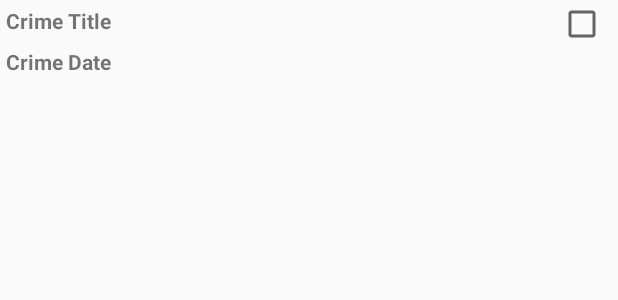
After one commit to MollieS/CriminalIntent, an Android app: the layout list_item_crime.xml on its own in the app's theme, with its tools: preview values and no code run, on a phone screen of 412 x 824 dp. The commit adds this screen. Shown: the top 300 px of the screen. Run offline under Robolectric (Android 15) with nearby library versions, the phone set to English and light mode, and no system bars.

```diff
--- /dev/null
+++ b/app/src/main/res/layout/list_item_crime.xml
@@ -0,0 +1,33 @@
+<?xml version="1.0" encoding="utf-8"?>
+<RelativeLayout xmlns:android="http://schemas.android.com/apk/res/android"
+    xmlns:tools="http://schemas.android.com/tools"
+    android:layout_width="match_parent"
+    android:layout_height="wrap_content">
+
+    <CheckBox
+        android:id="@+id/list_item_crime_solved_checkbox"
+        android:layout_width="wrap_content"
+        android:layout_height="wrap_content"
+        android:layout_alignParentRight="true"
+        android:padding="4dp" />
+
+    <TextView
+        android:id="@+id/list_item_crime_title_text_view"
+        android:layout_width="match_parent"
+        android:layout_height="wrap_content"
+        android:layout_toLeftOf="@id/list_item_crime_solved_checkbox"
+        android:padding="4dp"
+        android:textStyle="bold"
+        tools:text="Crime Title" />
+
+    <TextView
+        android:id="@+id/list_item_crime_date_text_view"
+        android:layout_width="match_parent"
+        android:layout_height="wrap_content"
+        android:layout_toLeftOf="@id/list_item_crime_solved_checkbox"
+        android:layout_below="@+id/list_item_crime_title_text_view"
+        android:padding="4dp"
+        android:textStyle="bold"
+        tools:text="Crime Date" />
+
+</RelativeLayout>
```
Also changed, not shown: app/src/main/java/com/mollie/criminalintent/CrimeListFragment.kt (+30 -4 lines).
